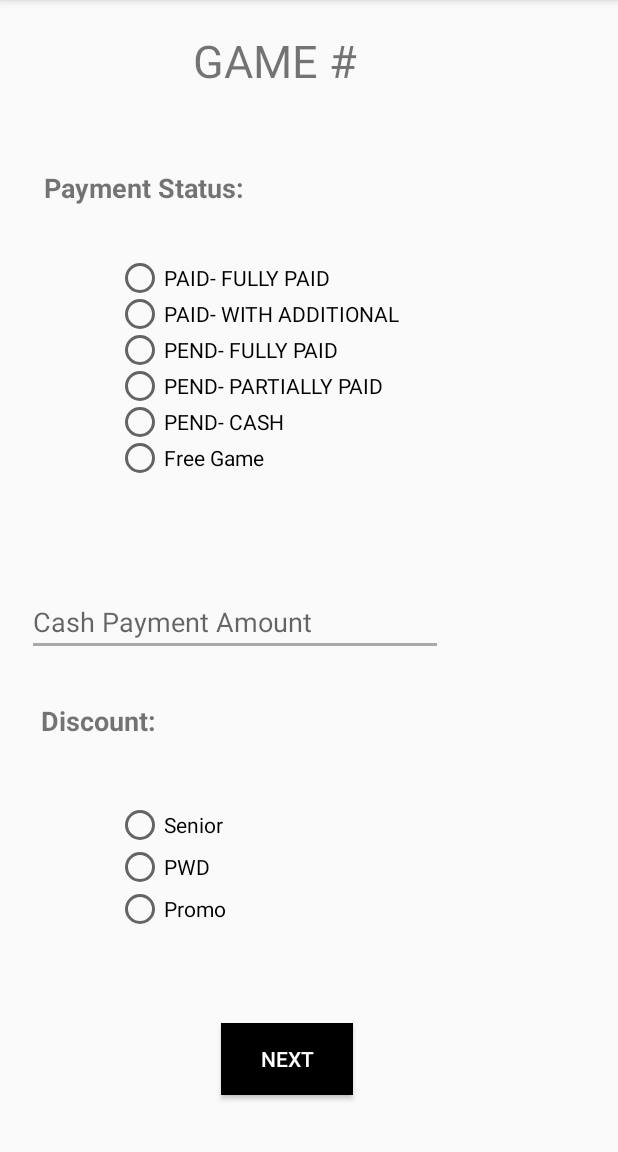
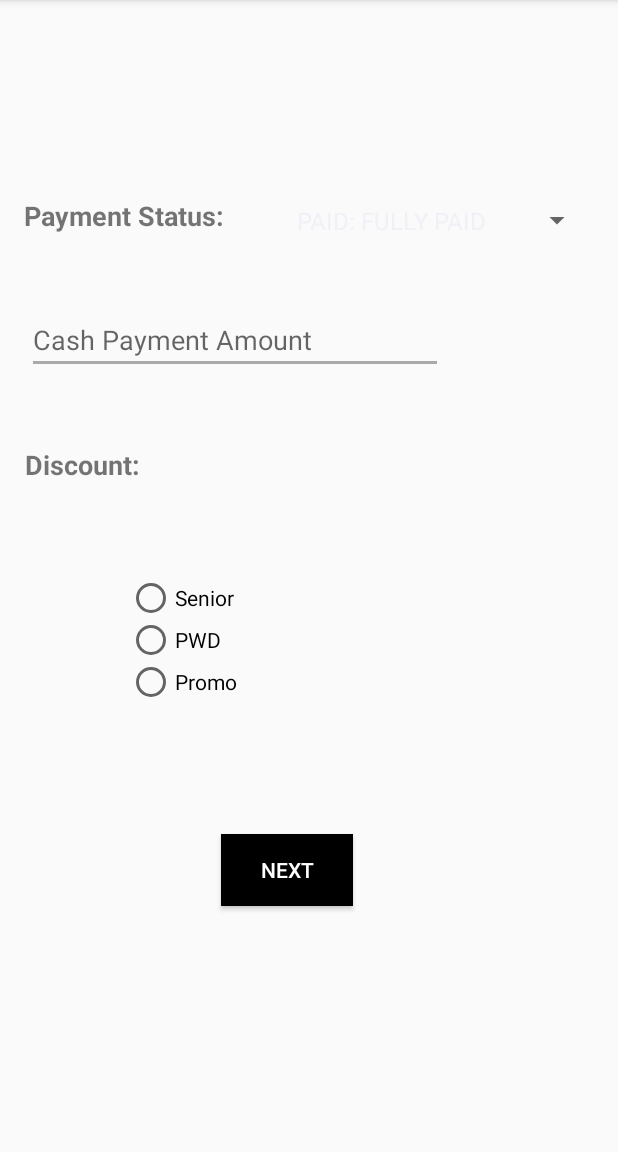
Before and after one commit to miggyisidro/MysteryManila, an Android app: the ViewGameActivity screen opened directly, with no data from a screen before it, after a tap on "NEXT", on a phone screen of 412 x 824 dp, the part 84-1236 px from its top. Run offline under Robolectric (Android 15) with nearby library versions, the phone set to English and light mode, and no system bars; our stand-ins replace Firebase (no records; nobody signed in at launch, a user with empty details on screens opened directly).

```diff
--- a/app/src/main/java/com/example/miggyisidro/mysterymanilabetademo/PaymentActivity.java
+++ b/app/src/main/java/com/example/miggyisidro/mysterymanilabetademo/PaymentActivity.java
@@ -4,14 +4,35 @@ import android.content.Intent;
 import android.os.Bundle;
 import android.support.v7.app.AppCompatActivity;
 import android.view.View;
+import android.widget.ArrayAdapter;
 import android.widget.Button;
 import android.widget.EditText;
+import android.widget.RadioButton;
+import android.widget.RadioGroup;
+import android.widget.Spinner;
 import android.widget.TextView;
+
+import java.util.ArrayList;
+import java.util.List;
 
 public class PaymentActivity extends AppCompatActivity {
 
     private Button nextPage;
     private EditText payment;
+    private TextView gameNumber;
+    private Spinner status;
+    ArrayAdapter<String> adapter;
+    List<String> list;
+    private RadioGroup radioGroup;
+    private RadioButton radioButton;
+    private String id;
+    private String gk;
+    private String size;
+    private String bookingID;
+
+
+
+
 
     @Override
     protected void onCreate(Bundle savedInstanceState) {
@@ -20,13 +41,49 @@ public class PaymentActivity extends AppCompatActivity {
 
         nextPage = (Button) findViewById(R.id.button2);
         payment =(EditText) findViewById(R.id.amoutTxt);
+        gameNumber = (TextView) findViewById(R.id.gameNumber);
+        status = (Spinner) findViewById (R.id.statusSpinner);
+        radioGroup = (RadioGroup) findViewById(R.id.groupdiscount);
+
+
+        list = new ArrayList<String>();
+        list.add("PAID: FULLY PAID");
+        list.add("PAID: WITH ADDITIONAL");
+        list.add("PEND: FULLY PIAD");
+        list.add("PEND; PARTIALLY PAID");
+        list.add("PEND: CASH");
+        list.add("FREE: GAME");
+        adapter = new ArrayAdapter<String>(getApplicationContext(),
+                android.R.layout.simple_spinner_item, list);
+        adapter.setDropDownViewResource(android.R.layout.simple_spinner_dropdown_item);
+        status.setAdapter(adapter);
+
+        id = getIntent().getStringExtra("id");
+        size = getIntent().getStringExtra("size");
+        gk = getIntent().getStringExtra("gk");
+        bookingID = getIntent().getStringExtra("bookingID");
+
+
+
+
 
         nextPage.setOnClickListener(new View.OnClickListener() {
             @Override
             public void onClick(View v) {
+
+                int selectedDiscount = radioGroup.getCheckedRadioButtonId();
+
+                radioButton = (RadioButton) findViewById(selectedDiscount);
+
+
+
                 Intent next = new Intent(PaymentActivity.this, GroupDetailsActivity.class);
+
                 startActivity(next);
             }
         });
     }
+
+
+
 }
--- a/app/src/main/java/com/example/miggyisidro/mysterymanilabetademo/ViewGameActivity.java
+++ b/app/src/main/java/com/example/miggyisidro/mysterymanilabetademo/ViewGameActivity.java
@@ -25,6 +25,7 @@ public class ViewGameActivity extends AppCompatActivity {
     private Spinner numberID;
     private TextView game;
     private String bookingID;
+    private ArrayList<String> data;
 
     ArrayAdapter<String> adapter;
     ArrayAdapter<String> adapter2;
@@ -55,7 +56,7 @@ public class ViewGameActivity extends AppCompatActivity {
 
         bookingID =  getIntent().getStringExtra("bookingID");
 
-        game.setText(bookingID);
+        game.setText("Game#" + bookingID);
 
 
 
@@ -103,7 +104,18 @@ public class ViewGameActivity extends AppCompatActivity {
         nextPage.setOnClickListener(new View.OnClickListener() {
             @Override
             public void onClick(View v) {
+
+                String gk = gamekeepers.getSelectedItem().toString();
+                String size = groupsize.getSelectedItem().toString();
+                String id = numberID.getSelectedItem().toString();
+                String booking = game.getText().toString();
+
+
                 Intent nextPageView = new Intent(ViewGameActivity.this, PaymentActivity.class);
+                nextPageView.putExtra("gk",gk);
+                nextPageView.putExtra("size",size);
+                nextPageView.putExtra("id",id);
+                nextPageView.putExtra("bookingID",booking);
                 startActivity(nextPageView);
 
 
--- a/app/src/main/res/layout/activity_payment.xml
+++ b/app/src/main/res/layout/activity_payment.xml
@@ -14,8 +14,7 @@
         android:layout_marginBottom="8dp"
         android:layout_marginEnd="8dp"
         android:layout_marginStart="8dp"
-        android:layout_marginTop="8dp"
-        android:text="GAME #"
+        android:layout_marginTop="7dp"
         android:textSize="30sp"
         app:layout_constraintBottom_toBottomOf="parent"
         app:layout_constraintEnd_toEndOf="parent"
@@ -26,8 +25,8 @@
 
     <TextView
         android:id="@+id/textView6"
-        android:layout_width="162dp"
-        android:layout_height="28dp"
+        android:layout_width="147dp"
+        android:layout_height="30dp"
         android:layout_marginBottom="8dp"
         android:layout_marginEnd="8dp"
         android:layout_marginStart="8dp"
@@ -37,10 +36,10 @@
         android:textStyle="bold"
         app:layout_constraintBottom_toBottomOf="parent"
         app:layout_constraintEnd_toEndOf="parent"
-        app:layout_constraintHorizontal_bias="0.092"
+        app:layout_constraintHorizontal_bias="0.033"
         app:layout_constraintStart_toStartOf="parent"
         app:layout_constraintTop_toTopOf="parent"
-        app:layout_constraintVertical_bias="0.145" />
+        app:layout_constraintVertical_bias="0.171" />
 
     <TextView
         android:id="@+id/textView9"
@@ -55,68 +54,10 @@
         android:textStyle="bold"
         app:layout_constraintBottom_toBottomOf="parent"
         app:layout_constraintEnd_toEndOf="parent"
-        app:layout_constraintHorizontal_bias="0.082"
+        app:layout_constraintHorizontal_bias="0.038"
         app:layout_constraintStart_toStartOf="parent"
         app:layout_constraintTop_toTopOf="parent"
-        app:layout_constraintVertical_bias="0.635" />
-
-    <RadioGroup
-        android:id="@+id/radioGroup2"
-        android:layout_width="211dp"
-        android:layout_height="143dp"
-        android:layout_marginBottom="8dp"
-        android:layout_marginEnd="8dp"
-        android:layout_marginStart="8dp"
-        android:layout_marginTop="8dp"
-        app:layout_constraintBottom_toBottomOf="parent"
-        app:layout_constraintEnd_toEndOf="parent"
-        app:layout_constraintHorizontal_bias="0.375"
-        app:layout_constraintStart_toStartOf="parent"
-        app:layout_constraintTop_toTopOf="parent"
-        app:layout_constraintVertical_bias="0.272">
-
-        <RadioButton
-            android:id="@+id/radioButton"
-            android:layout_width="match_parent"
-            android:layout_height="wrap_content"
-            android:layout_weight="1"
-            android:text="PAID- FULLY PAID" />
-
-        <RadioButton
-            android:id="@+id/radioButton4"
-            android:layout_width="match_parent"
-            android:layout_height="wrap_content"
-            android:layout_weight="1"
-            android:text="PAID- WITH ADDITIONAL" />
-
-        <RadioButton
-            android:id="@+id/radioButton5"
-            android:layout_width="match_parent"
-            android:layout_height="wrap_content"
-            android:layout_weight="1"
-            android:text="PEND- FULLY PAID" />
-
-        <RadioButton
-            android:id="@+id/radioButton6"
-            android:layout_width="match_parent"
-            android:layout_height="wrap_content"
-            android:layout_weight="1"
-            android:text="PEND- PARTIALLY PAID" />
-
-        <RadioButton
-            android:id="@+id/radioButton7"
-            android:layout_width="match_parent"
-            android:layout_height="wrap_content"
-            android:layout_weight="1"
-            android:text="PEND- CASH" />
-
-        <RadioButton
-            android:id="@+id/radioButton8"
-            android:layout_width="match_parent"
-            android:layout_height="wrap_content"
-            android:layout_weight="1"
-            android:text="Free Game" />
-    </RadioGroup>
+        app:layout_constraintVertical_bias="0.4" />
 
     <EditText
         android:id="@+id/amoutTxt"
@@ -135,10 +76,10 @@
         app:layout_constraintHorizontal_bias="0.087"
         app:layout_constraintStart_toStartOf="parent"
         app:layout_constraintTop_toTopOf="parent"
-        app:layout_constraintVertical_bias="0.546" />
+        app:layout_constraintVertical_bias="0.281" />
 
     <RadioGroup
-        android:id="@+id/radioGroup21"
+        android:id="@+id/groupdiscount"
         android:layout_width="212dp"
         android:layout_height="84dp"
         android:layout_marginBottom="8dp"
@@ -147,10 +88,10 @@
         android:layout_marginTop="8dp"
         app:layout_constraintBottom_toBottomOf="parent"
         app:layout_constraintEnd_toEndOf="parent"
-        app:layout_constraintHorizontal_bias="0.378"
+        app:layout_constraintHorizontal_bias="0.416"
         app:layout_constraintStart_toStartOf="parent"
         app:layout_constraintTop_toTopOf="parent"
-        app:layout_constraintVertical_bias="0.79">
+        app:layout_constraintVertical_bias="0.564">
 
         <RadioButton
             android:id="@+id/radioButton1"
@@ -191,6 +132,21 @@
         app:layout_constraintHorizontal_bias="0.453"
         app:layout_constraintStart_toStartOf="parent"
         app:layout_constraintTop_toTopOf="parent"
-        app:layout_constraintVertical_bias="0.957" />
+        app:layout_constraintVertical_bias="0.778" />
+
+    <Spinner
+        android:id="@+id/statusSpinner"
+        android:layout_width="205dp"
+        android:layout_height="30dp"
+        android:layout_marginBottom="8dp"
+        android:layout_marginEnd="8dp"
+        android:layout_marginStart="8dp"
+        android:layout_marginTop="8dp"
+        app:layout_constraintBottom_toBottomOf="parent"
+        app:layout_constraintEnd_toEndOf="parent"
+        app:layout_constraintHorizontal_bias="0.955"
+        app:layout_constraintStart_toStartOf="parent"
+        app:layout_constraintTop_toTopOf="parent"
+        app:layout_constraintVertical_bias="0.172" />
 
 </android.support.constraint.ConstraintLayout>
--- a/app/src/main/res/layout/activity_view_game.xml
+++ b/app/src/main/res/layout/activity_view_game.xml
@@ -25,7 +25,7 @@
                 android:layout_marginTop="5dp"
                 android:gravity="center_vertical|center_horizontal"
                 android:text="Game"
-                android:textSize="24sp" />
+                android:textSize="30sp" />
 
             <android.support.v7.widget.AppCompatImageView
                 android:layout_width="343dp"
```
